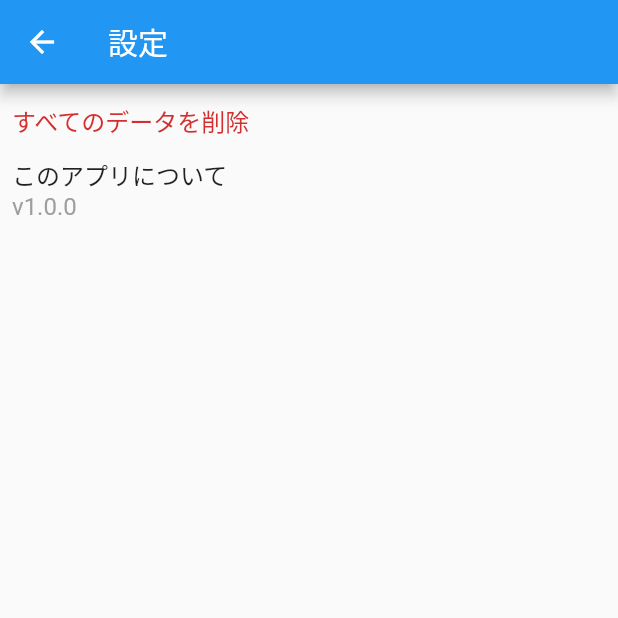
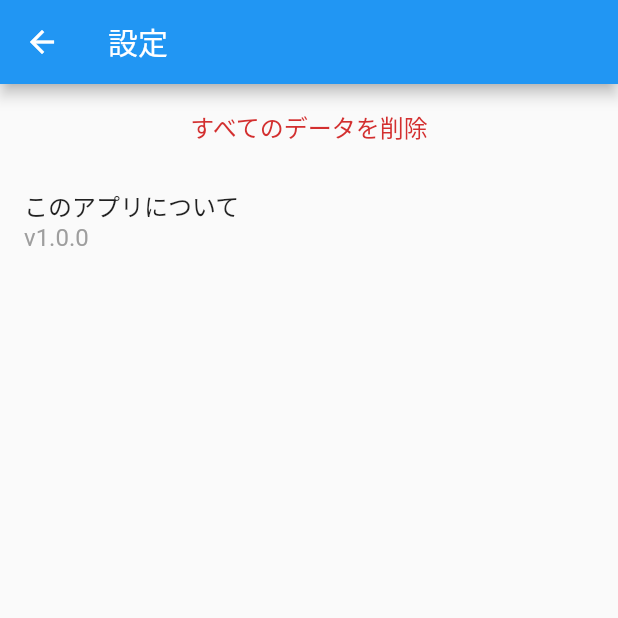
Before and after one commit to team-musashi/stamp-rally, a Flutter app: the SettingPage screen opened directly, on a phone screen of 412 x 824 dp, the top half of it. Run offline on Flutter 3.47's test engine with Material 2 defaults, Android fonts, the phone set to English and light mode, and no system bars; our stand-ins replace cloud_firestore, firebase_auth, firebase_core, flutter_riverpod, freezed_annotation, gap and 1 more; missing offline and left inert: roggle; accounts and stored records are empty.

Commit message:
🚀 feat:  SingleChildScrollView+ListTileを使うように変更
ListTileならonTapが使えるのと、GestureDetectorよりInkWellのほうがよいです（タップ時のアニメーションとかがあるので）

BREAKING CHANGE: #25

```diff
--- a/lib/presentation/component/about_app.dart
+++ /dev/null
@@ -1,54 +0,0 @@
-import 'package:flutter/material.dart';
-import 'package:flutter_riverpod/flutter_riverpod.dart';
-
-class AboutAppSection extends ConsumerWidget {
-  const AboutAppSection({super.key});
-
-  @override
-  Widget build(BuildContext context, WidgetRef ref) {
-    // Todo PackageInfoPlusのProviderから取得する
-    const applicationName = 'Stamp-Rally';
-    const applicationVersion = '1.0.0';
-
-    return GestureDetector(
-      onTap: () => showAboutDialog(
-        context: context,
-        applicationName: applicationName,
-        applicationVersion: applicationVersion,
-        applicationIcon:
-            const Icon(Icons.apple_sharp), // Todo アプリIconが決まったら差し替え
-        applicationLegalese: '(C)2022 stamp-rally', // Todo 権利情報が決まったら差し替え
-      ),
-      child: const AboutApp(
-        applicationVersion: applicationVersion,
-      ),
-    );
-  }
-}
-
-class AboutApp extends StatelessWidget {
-  const AboutApp({
-    super.key,
-    required this.applicationVersion,
-  });
-
-  final String applicationVersion;
-
-  @override
-  Widget build(BuildContext context) {
-    return Container(
-      padding: const EdgeInsets.symmetric(horizontal: 8),
-      width: double.infinity,
-      child: Column(
-        crossAxisAlignment: CrossAxisAlignment.start,
-        children: [
-          const Text('このアプリについて', style: TextStyle(fontSize: 16)),
-          Text(
-            'v$applicationVersion',
-            style: const TextStyle(fontSize: 16, color: Colors.grey),
-          ),
-        ],
-      ),
-    );
-  }
-}
--- a/lib/presentation/page/setting/setting_page.dart
+++ b/lib/presentation/page/setting/setting_page.dart
@@ -1,8 +1,8 @@
 import 'package:flutter/material.dart';
 
-import '../../component/about_app.dart';
 import '../../component/delete_user.dart';
 
+/// 設定画面
 class SettingPage extends StatelessWidget {
   const SettingPage({super.key});
 
@@ -12,10 +12,55 @@ class SettingPage extends StatelessWidget {
       appBar: AppBar(
         title: const Text('設定'),
       ),
-      body: Column(
-        crossAxisAlignment: CrossAxisAlignment.start,
-        children: const [DeleteUserButton(), AboutAppSection()],
+      body: const _Body(),
+    );
+  }
+}
+
+class _Body extends StatelessWidget {
+  const _Body();
+
+  @override
+  Widget build(BuildContext context) {
+    return SingleChildScrollView(
+      child: Column(
+        children: const [
+          ListTile(
+            title: DeleteUserButton(),
+          ),
+          _AboutAppListTile(),
+        ],
       ),
     );
   }
 }
+
+/// 「このアプリについて」のListTile
+class _AboutAppListTile extends StatelessWidget {
+  const _AboutAppListTile();
+
+  @override
+  Widget build(BuildContext context) {
+    // Todo PackageInfoPlusのProviderから取得する
+    const applicationName = 'Stamp-Rally';
+    const applicationVersion = '1.0.0';
+
+    return ListTile(
+      title: const Text('このアプリについて', style: TextStyle(fontSize: 16)),
+      subtitle: const Text(
+        'v$applicationVersion',
+        style: TextStyle(fontSize: 16, color: Colors.grey),
+      ),
+      onTap: () {
+        showAboutDialog(
+          context: context,
+          applicationName: applicationName,
+          applicationVersion: applicationVersion,
+          applicationIcon:
+              const Icon(Icons.apple_sharp), // Todo アプリIconが決まったら差し替え
+          applicationLegalese: '(C)2022 stamp-rally', // Todo 権利情報が決まったら差し替え
+        );
+      },
+    );
+  }
+}
```
